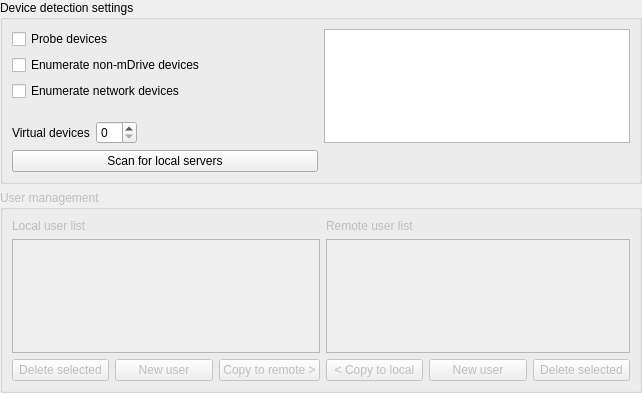
Before: the Qt Designer form src/pageprogramconfig.ui in EPC-MSU/XILab, drawn with Qt 5.
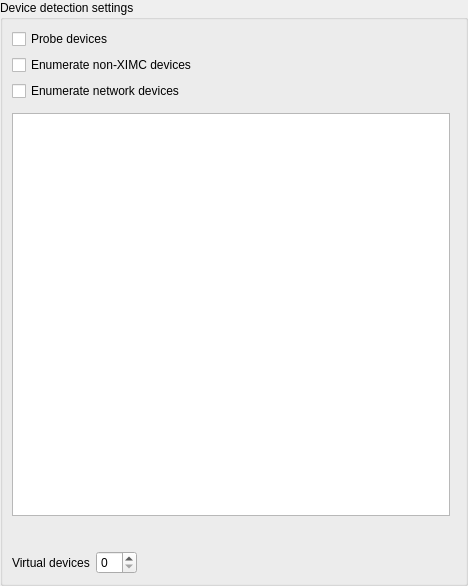
After: the same form once the commit is applied.

Commit message: Remove "User Management" box

```diff
--- a/src/pageprogramconfig.ui
+++ b/src/pageprogramconfig.ui
@@ -6,8 +6,8 @@
    <rect>
     <x>0</x>
     <y>0</y>
-    <width>642</width>
-    <height>393</height>
+    <width>468</width>
+    <height>586</height>
    </rect>
   </property>
   <property name="windowTitle">
@@ -26,108 +26,26 @@
    <property name="bottomMargin">
     <number>0</number>
    </property>
-   <item row="1" column="0">
-    <widget class="QGroupBox" name="userManageBox">
-     <property name="enabled">
-      <bool>false</bool>
-     </property>
-     <property name="title">
-      <string>User management</string>
-     </property>
-     <layout class="QGridLayout" name="gridLayout_6">
-      <item row="3" column="6">
-       <widget class="QPushButton" name="pushButton_trashRemote">
-        <property name="text">
-         <string>Delete selected</string>
-        </property>
-       </widget>
-      </item>
-      <item row="3" column="2">
-       <widget class="QPushButton" name="pushButton_toRight">
-        <property name="text">
-         <string>Copy to remote &gt;</string>
-        </property>
-       </widget>
-      </item>
-      <item row="3" column="4">
-       <widget class="QPushButton" name="pushButton_toLeft">
-        <property name="text">
-         <string>&lt; Copy to local</string>
-        </property>
-       </widget>
-      </item>
-      <item row="3" column="0">
-       <widget class="QPushButton" name="pushButton_trashLocal">
-        <property name="text">
-         <string>Delete selected</string>
-        </property>
-       </widget>
-      </item>
-      <item row="2" column="4" colspan="3">
-       <widget class="QTableView" name="remoteUserTableView">
-        <property name="autoScroll">
-         <bool>false</bool>
-        </property>
-        <property name="selectionBehavior">
-         <enum>QAbstractItemView::SelectRows</enum>
-        </property>
-        <property name="horizontalScrollMode">
-         <enum>QAbstractItemView::ScrollPerPixel</enum>
-        </property>
-       </widget>
-      </item>
-      <item row="2" column="0" colspan="3">
-       <widget class="QTableView" name="localUserTableView">
-        <property name="autoScroll">
-         <bool>false</bool>
-        </property>
-        <property name="selectionBehavior">
-         <enum>QAbstractItemView::SelectRows</enum>
-        </property>
-        <property name="horizontalScrollMode">
-         <enum>QAbstractItemView::ScrollPerPixel</enum>
-        </property>
-       </widget>
-      </item>
-      <item row="0" column="0" colspan="3">
-       <widget class="QLabel" name="label_2">
-        <property name="text">
-         <string>Local user list</string>
-        </property>
-       </widget>
-      </item>
-      <item row="0" column="4" colspan="3">
-       <widget class="QLabel" name="label_3">
-        <property name="text">
-         <string>Remote user list</string>
-        </property>
-       </widget>
-      </item>
-      <item row="3" column="1">
-       <widget class="QPushButton" name="pushButton_newLocal">
-        <property name="text">
-         <string>New user</string>
-        </property>
-       </widget>
-      </item>
-      <item row="3" column="5">
-       <widget class="QPushButton" name="pushButton_newRemote">
-        <property name="text">
-         <string>New user</string>
-        </property>
-       </widget>
-      </item>
-     </layout>
-    </widget>
-   </item>
    <item row="0" column="0">
     <widget class="QGroupBox" name="DeviceDetSetBox">
+     <property name="sizePolicy">
+      <sizepolicy hsizetype="Preferred" vsizetype="Preferred">
+       <horstretch>0</horstretch>
+       <verstretch>0</verstretch>
+      </sizepolicy>
+     </property>
      <property name="title">
       <string>Device detection settings</string>
      </property>
      <layout class="QHBoxLayout" name="horizontalLayout">
       <item>
        <widget class="QFrame" name="frame">
+        <property name="sizePolicy">
+         <sizepolicy hsizetype="Preferred" vsizetype="Preferred">
+          <horstretch>0</horstretch>
+          <verstretch>0</verstretch>
+         </sizepolicy>
+        </property>
         <property name="frameShape">
          <enum>QFrame::NoFrame</enum>
         </property>
@@ -144,7 +62,14 @@
          <property name="bottomMargin">
           <number>0</number>
          </property>
-         <item row="8" column="0">
+         <item row="1" column="0">
+          <widget class="QCheckBox" name="NonXimcBox">
+           <property name="text">
+            <string>Enumerate non-XIMC devices</string>
+           </property>
+          </widget>
+         </item>
+         <item row="9" column="0">
           <widget class="QFrame" name="frame_2">
            <layout class="QHBoxLayout" name="horizontalLayout_2">
             <property name="leftMargin">
@@ -176,7 +101,7 @@
               </property>
               <property name="sizeHint" stdset="0">
                <size>
-                <width>40</width>
+                <width>300</width>
                 <height>20</height>
                </size>
               </property>
@@ -185,20 +110,6 @@
            </layout>
           </widget>
          </item>
-         <item row="0" column="0" colspan="2">
-          <widget class="QCheckBox" name="ProbeDevBox">
-           <property name="text">
-            <string>Probe devices</string>
-           </property>
-          </widget>
-         </item>
-         <item row="9" column="0" colspan="2">
-          <widget class="QPushButton" name="detectBtn">
-           <property name="text">
-            <string>Scan for local servers</string>
-           </property>
-          </widget>
-         </item>
          <item row="6" column="0" colspan="2">
           <widget class="QCheckBox" name="networkChk">
            <property name="text">
@@ -206,10 +117,10 @@
            </property>
           </widget>
          </item>
-         <item row="1" column="0">
-          <widget class="QCheckBox" name="NonXimcBox">
+         <item row="0" column="0" colspan="2">
+          <widget class="QCheckBox" name="ProbeDevBox">
            <property name="text">
-            <string>Enumerate non-mDrive devices</string>
+            <string>Probe devices</string>
            </property>
           </widget>
          </item>
@@ -218,18 +129,18 @@
            <property name="orientation">
             <enum>Qt::Vertical</enum>
            </property>
+           <property name="sizeType">
+            <enum>QSizePolicy::Fixed</enum>
+           </property>
            <property name="sizeHint" stdset="0">
             <size>
              <width>20</width>
-             <height>40</height>
+             <height>6</height>
             </size>
            </property>
           </spacer>
          </item>
-        </layout>
-       </widget>
-      </item>
-      <item>
+         <item row="8" column="0">
        <layout class="QVBoxLayout" name="verticalLayout">
         <item>
          <widget class="QTableWidget" name="tableWidget">
@@ -242,6 +153,18 @@
           <property name="alternatingRowColors">
            <bool>true</bool>
           </property>
+             <property name="rowCount">
+              <number>0</number>
+             </property>
+             <property name="columnCount">
+              <number>0</number>
+             </property>
+             <attribute name="horizontalHeaderMinimumSectionSize">
+              <number>31</number>
+             </attribute>
+             <attribute name="verticalHeaderDefaultSectionSize">
+              <number>20</number>
+             </attribute>
          </widget>
         </item>
         <item>
@@ -264,6 +187,9 @@
          </widget>
         </item>
        </layout>
+         </item>
+        </layout>
+       </widget>
       </item>
      </layout>
     </widget>
```
Lines whose indentation alone changed are shown as unchanged. The commit also changes 2 other files.
